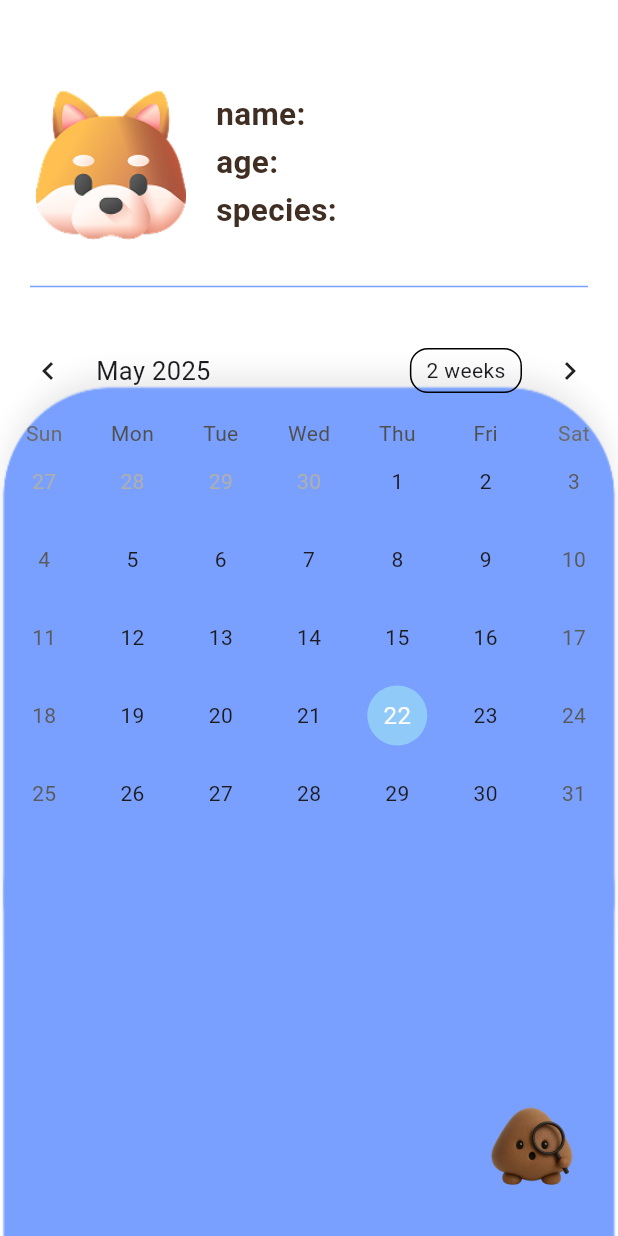
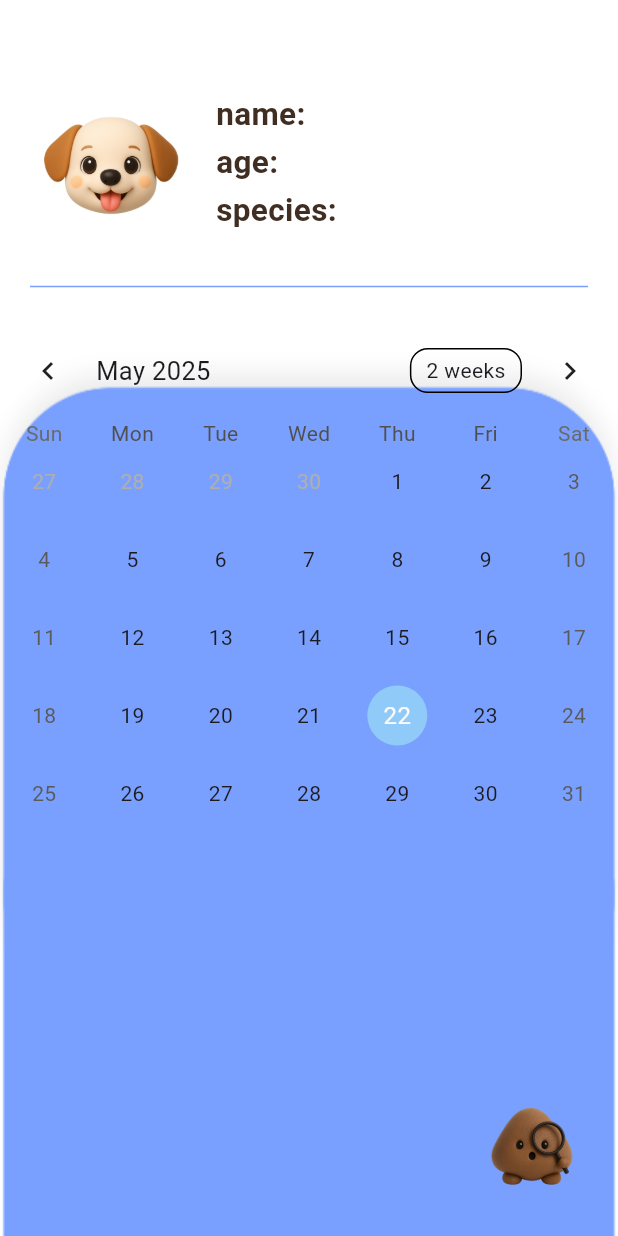
Before and after one commit to pxibvaw/IPS, a Flutter app: the screen it shows after launch, after a tap on "Login", after a tap on "Next", on a phone screen of 412 x 824 dp. Run offline on Flutter 3.47's test engine with Material 3 defaults, Android fonts, the phone set to English and light mode, and no system bars; drawn by our look-alikes of table_calendar; our stand-ins replace image_picker; Roboto replaces fonts that are missing (SUITE).

Commit message:
강아지 추가, 글씨

```diff
--- a/lib/intro/intro_screen.dart
+++ b/lib/intro/intro_screen.dart
@@ -33,7 +33,7 @@ class IntroScreen extends StatelessWidget {
                   crossAxisAlignment: CrossAxisAlignment.start,
                   children: [
                     Image.asset(
-                      'assets/shiba.png',
+                      'assets/propuppy.png',
                       width: 100,
                       height: 100,
                     ),
--- a/lib/main.dart
+++ b/lib/main.dart
@@ -31,7 +31,7 @@ class _SplashScreenState extends State<SplashScreen> {
   @override
   void initState() {
     super.initState();
-    Future.delayed(const Duration(seconds: 5), () {
+    Future.delayed(const Duration(seconds: 4), () {
       Navigator.pushReplacement(
         context,
         MaterialPageRoute(builder: (context) => SignInScreen()),
@@ -111,7 +111,7 @@ class Start extends StatelessWidget {
                     'poop has something to say!',
                     textAlign: TextAlign.center,
                     style: TextStyle(
-                      color: Colors.black,
+                      color: Color(0xFF79A0FF),
                       fontSize: 18,
                       fontFamily: 'Inter',
                       fontWeight: FontWeight.w500,
--- a/lib/setting/setting_screen.dart
+++ b/lib/setting/setting_screen.dart
@@ -35,13 +35,30 @@ class _SettingScreenState extends State<SettingScreen> {
         key: _formKey,
         child: Column(
           children: [
-            const SizedBox(height: 40),
-            const Text(
-              "welcome!",
-              style: TextStyle(fontSize: 48, fontWeight: FontWeight.w400),
+            const SizedBox(height: 80), // 여백 조금 더 줌
+            Padding(
+              padding: const EdgeInsets.symmetric(horizontal: 24),
+              child: Row(
+                mainAxisAlignment: MainAxisAlignment.spaceBetween,
+                children: [
+                  const Text(
+                    "welcome!",
+                    style: TextStyle(
+                      fontSize: 40,
+                      fontWeight: FontWeight.w400,
+                    ),
+                  ),
+                  Image.asset(
+                    "assets/puppy.png",
+                    width: 120,
+                    height: 120,
+                    fit: BoxFit.contain,
+                  ),
+                ],
+              ),
             ),
+            const SizedBox(height: 32),
 
-            const SizedBox(height: 16),
             const Text("Name", style: TextStyle(fontSize: 12, fontWeight: FontWeight.w400)),
             Padding(
               padding: const EdgeInsets.symmetric(horizontal: 24),
--- a/lib/sign_in/sign_in_screen.dart
+++ b/lib/sign_in/sign_in_screen.dart
@@ -4,7 +4,7 @@ import 'package:my_figma_app/sign_in/widgets/password_input_widget.dart';
 import 'package:my_figma_app/sign_in/widgets/login_button.dart';
 import 'package:my_figma_app/sign_in/widgets/sign_in_background.dart';
 import 'package:my_figma_app/sign_in/widgets/signup_text_widget.dart';
-import 'package:my_figma_app/setting/setting_screen.dart'; // ✅ 추가
+import 'package:my_figma_app/setting/setting_screen.dart';
 
 /// 로그인 화면 전체 구성 위젯
 class SignInScreen extends StatefulWidget {
```
Also changed, not shown: lib/start/start_screen.dart (+16 -6 lines), assets/propuppy.png (added), assets/puppy.png.
